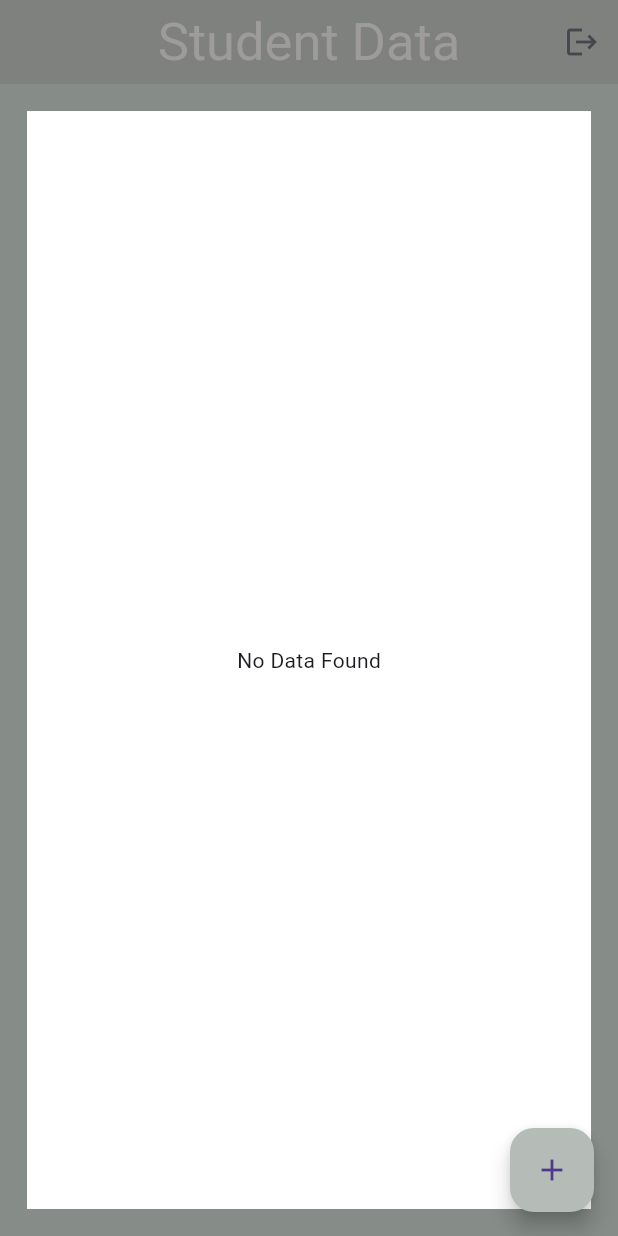
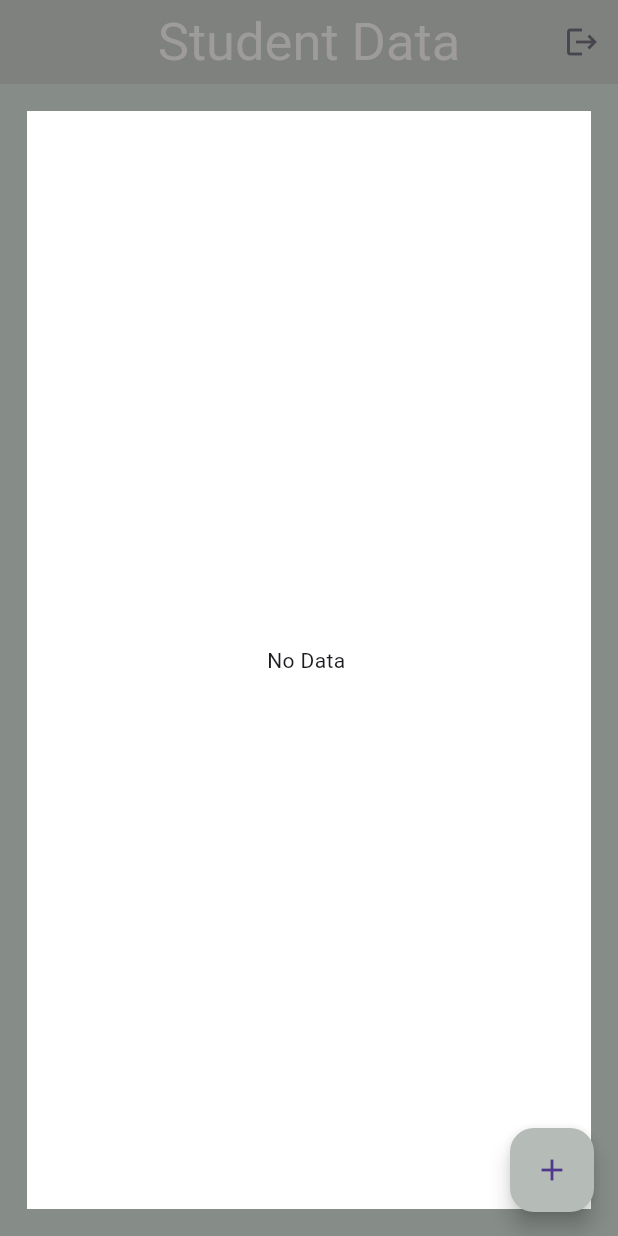
Before and after one commit to raheempt/-firebase-provider-app, a Flutter app: the screen it shows once a user with an empty profile is signed in, on a phone screen of 412 x 824 dp. Run offline on Flutter 3.47's test engine with Material 3 defaults, Android fonts, the phone set to English and light mode, and no system bars; our stand-ins replace cloud_firestore, firebase_auth, firebase_core, flutter_local_notifications, google_fonts; accounts and stored records are empty.

Commit message:
first commit

```diff
--- a/lib/view/Listpage.dart
+++ b/lib/view/Listpage.dart
@@ -71,7 +71,7 @@ class _ListPageState extends State<ListPage> {
                     }
 
                     if (snapshot.data!.docs.isEmpty) {
-                      return Center(child: Text('No Data Found'));
+                      return Center(child: Text('No Data '));
                     }
 
                     return ListView.builder(
```
Also changed, not shown: lib/view/add_user.dart (line endings or trailing spaces).
